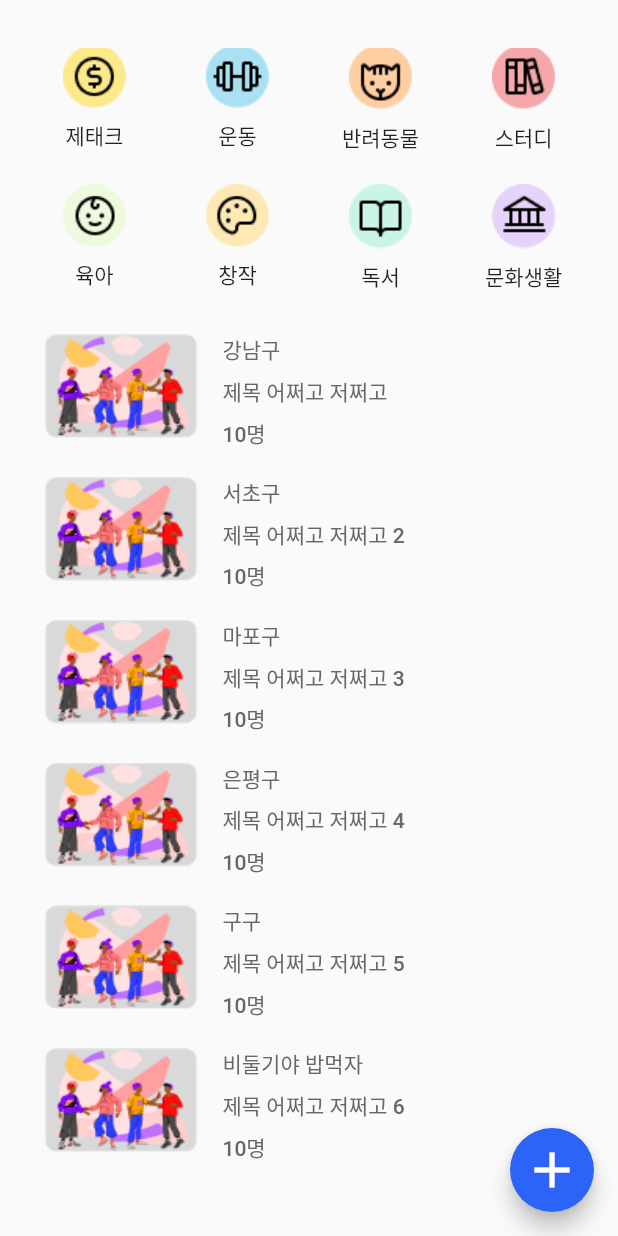
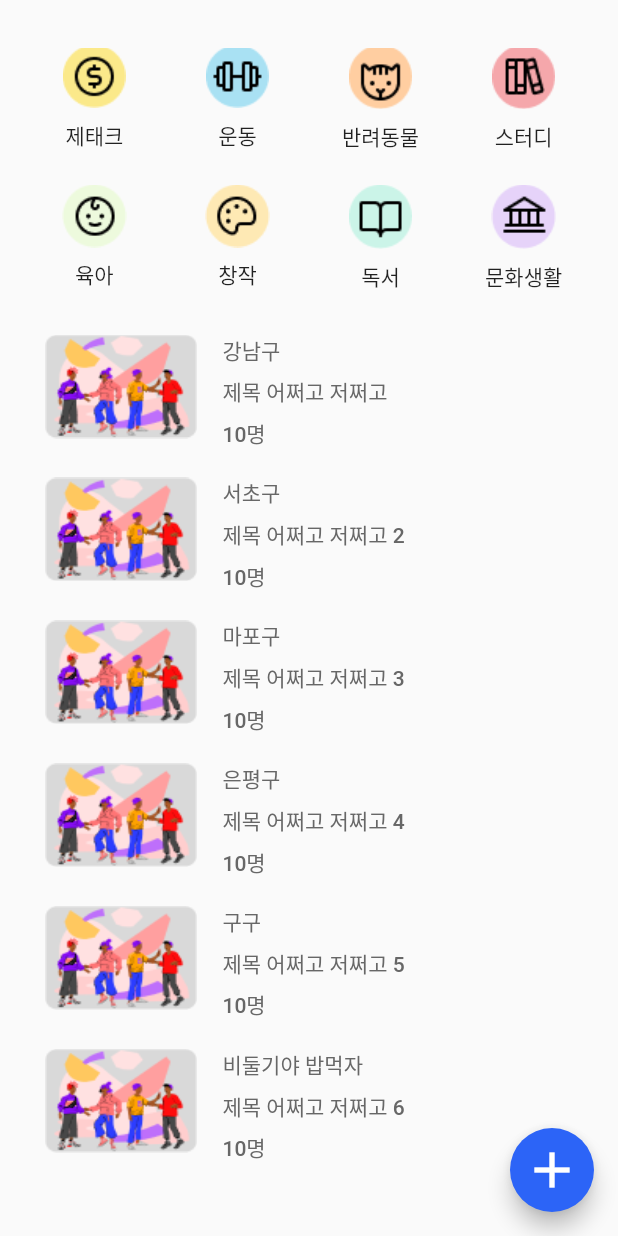
Before and after one commit to Nolajyo-Team-Project/nolajyo_project_front, a Flutter app: the HomeScreen screen opened by its route, scrolled down 87 dp, on a phone screen of 412 x 824 dp. Run offline on Flutter 3.47's test engine with Material 2 defaults, Android fonts, the phone set to English and light mode, and no system bars; our stand-ins replace flutter_form_builder, flutter_screenutil, fluttertoast, form_builder_validators, get.

Commit message:
Optimize space

```diff
--- a/lib/view/home/components/home_concern.dart
+++ b/lib/view/home/components/home_concern.dart
@@ -18,7 +18,7 @@ class HomeConcern extends StatelessWidget {
         children: [
           Image.asset(concern.image),
           SizedBox(
-            height: 8.43.h,
+            height: 8.h,
           ),
           Text(concern.name)
         ],
--- a/lib/view/home/home_screen.dart
+++ b/lib/view/home/home_screen.dart
@@ -53,7 +53,7 @@ class HomeScreen extends StatelessWidget {
               itemCount: 8,
               gridDelegate: SliverGridDelegateWithFixedCrossAxisCount(
                 crossAxisCount: 4,
-                mainAxisSpacing: 27.61.h,
+                mainAxisSpacing: 28.h,
                 crossAxisSpacing: 28.w,
               ),
               itemBuilder: (context, index) => HomeConcern(
```
